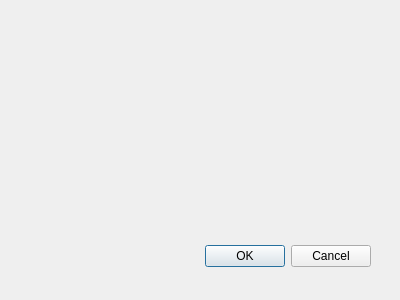
fusigi0930/qnotepad-pp, file src/qPad++/ui/qpadgotolinedialog.ui: the form before one commit.
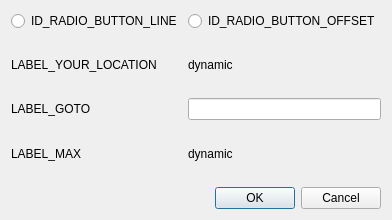
The form after the commit.

Commit message: * added the QPadGotoLineDialog strings * implemented the Search/Goto Line partial of Line function

What changed in the file:
```diff
--- a/src/qPad++/ui/qpadgotolinedialog.ui
+++ b/src/qPad++/ui/qpadgotolinedialog.ui
@@ -8,29 +8,77 @@
    <rect>
     <x>0</x>
     <y>0</y>
-    <width>400</width>
-    <height>300</height>
+    <width>378</width>
+    <height>220</height>
    </rect>
   </property>
   <property name="windowTitle">
    <string>Dialog</string>
   </property>
-  <widget class="QDialogButtonBox" name="buttonBox">
-   <property name="geometry">
-    <rect>
-     <x>30</x>
-     <y>240</y>
-     <width>341</width>
-     <height>32</height>
-    </rect>
-   </property>
-   <property name="orientation">
-    <enum>Qt::Horizontal</enum>
-   </property>
-   <property name="standardButtons">
-    <set>QDialogButtonBox::Cancel|QDialogButtonBox::Ok</set>
-   </property>
-  </widget>
+  <layout class="QGridLayout" name="gridLayout">
+   <item row="0" column="0">
+    <widget class="QRadioButton" name="ID_RADIO_BUTTON_LINE">
+     <property name="text">
+      <string>ID_RADIO_BUTTON_LINE</string>
+     </property>
+    </widget>
+   </item>
+   <item row="4" column="0">
+    <widget class="QLabel" name="ID_LABEL_1">
+     <property name="text">
+      <string>LABEL_YOUR_LOCATION</string>
+     </property>
+    </widget>
+   </item>
+   <item row="4" column="1">
+    <widget class="QLabel" name="ID_LABEL_NOW_LINE">
+     <property name="text">
+      <string>dynamic</string>
+     </property>
+    </widget>
+   </item>
+   <item row="5" column="0">
+    <widget class="QLabel" name="ID_LABEL_2">
+     <property name="text">
+      <string>LABEL_GOTO</string>
+     </property>
+    </widget>
+   </item>
+   <item row="6" column="0">
+    <widget class="QLabel" name="ID_LABEL_3">
+     <property name="text">
+      <string>LABEL_MAX</string>
+     </property>
+    </widget>
+   </item>
+   <item row="6" column="1">
+    <widget class="QLabel" name="ID_LABEL_MAX">
+     <property name="text">
+      <string>dynamic</string>
+     </property>
+    </widget>
+   </item>
+   <item row="7" column="0" colspan="2">
+    <widget class="QDialogButtonBox" name="buttonBox">
+     <property name="orientation">
+      <enum>Qt::Horizontal</enum>
+     </property>
+     <property name="standardButtons">
+      <set>QDialogButtonBox::Cancel|QDialogButtonBox::Ok</set>
+     </property>
+    </widget>
+   </item>
+   <item row="0" column="1">
+    <widget class="QRadioButton" name="ID_RADIO_BUTTON_OFFSET">
+     <property name="text">
+      <string>ID_RADIO_BUTTON_OFFSET</string>
+     </property>
+    </widget>
+   </item>
+   <item row="5" column="1">
+    <widget class="QLineEdit" name="ID_EDIT_GOTO"/>
+   </item>
+  </layout>
  </widget>
  <pixmapfunction/>
  <resources/>
```
Left out of the diff: 25 changed lines with no effect on the pictures. The commit also changes 5 other files.
